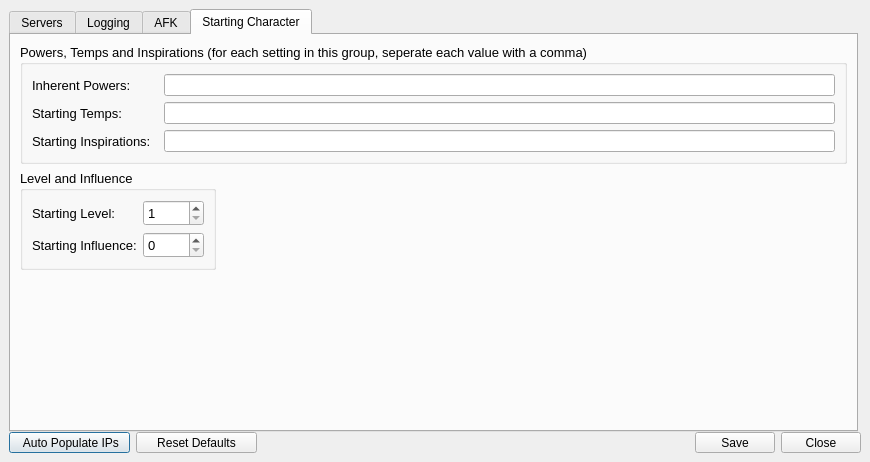
Old version of the form Projects/CoX/Utilities/SEGSAdmin/SettingsDialog.ui in the repository Segs/Segs.
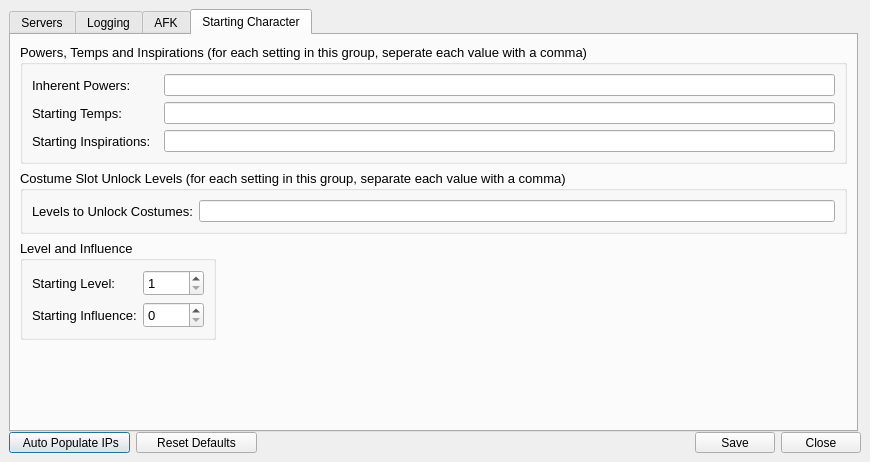
New version of the form. The open tabs and pages were chosen to show the change. Icons and pictures are not drawn.

Commit message: Move costumes to serialized blob instead of table

```diff
--- a/Projects/CoX/Utilities/SEGSAdmin/SettingsDialog.ui
+++ b/Projects/CoX/Utilities/SEGSAdmin/SettingsDialog.ui
@@ -1067,7 +1067,20 @@
      <string>Starting Character</string>
     </attribute>
     <layout class="QGridLayout" name="gridLayout_13">
-     <item row="0" column="0" colspan="2">
+     <item row="3" column="0">
+      <spacer name="verticalSpacer_2">
+       <property name="orientation">
+        <enum>Qt::Vertical</enum>
+       </property>
+       <property name="sizeHint" stdset="0">
+        <size>
+         <width>20</width>
+         <height>131</height>
+        </size>
+       </property>
+      </spacer>
+     </item>
+     <item row="0" column="0" colspan="3">
       <widget class="QGroupBox" name="groupBox_5">
        <property name="font">
         <font>
@@ -1195,7 +1208,7 @@
        </layout>
       </widget>
      </item>
-     <item row="1" column="0">
+     <item row="2" column="0">
       <widget class="QGroupBox" name="groupBox_6">
        <property name="font">
         <font>
@@ -1206,7 +1219,7 @@
         <string>Level and Influence</string>
        </property>
        <layout class="QGridLayout" name="gridLayout_12">
-        <item row="0" column="0">
+        <item row="2" column="0">
          <layout class="QHBoxLayout" name="horizontalLayout_8">
           <item>
            <widget class="QLabel" name="starting_level_label">
@@ -1244,7 +1257,7 @@
           </item>
          </layout>
         </item>
-        <item row="1" column="0">
+        <item row="3" column="0">
          <layout class="QHBoxLayout" name="horizontalLayout_9">
           <item>
            <widget class="QLabel" name="starting_inf_label">
@@ -1285,7 +1298,7 @@
        </layout>
       </widget>
      </item>
-     <item row="1" column="1">
+     <item row="2" column="1">
       <spacer name="horizontalSpacer_3">
        <property name="orientation">
         <enum>Qt::Horizontal</enum>
@@ -1298,18 +1311,57 @@
        </property>
       </spacer>
      </item>
-     <item row="2" column="0">
-      <spacer name="verticalSpacer_2">
-       <property name="orientation">
-        <enum>Qt::Vertical</enum>
+     <item row="1" column="0" colspan="3">
+      <widget class="QGroupBox" name="groupBox_7">
+       <property name="font">
+        <font>
+         <pointsize>10</pointsize>
+        </font>
        </property>
-       <property name="sizeHint" stdset="0">
-        <size>
-         <width>20</width>
-         <height>131</height>
-        </size>
+       <property name="title">
+        <string>Costume Slot Unlock Levels (for each setting in this group, separate each value with a comma)</string>
        </property>
-      </spacer>
+       <layout class="QGridLayout" name="gridLayout_14">
+        <item row="0" column="0">
+         <layout class="QHBoxLayout" name="horizontalLayout_10">
+          <item>
+           <widget class="QLabel" name="costume_slot_unlocks_label">
+            <property name="font">
+             <font>
+              <pointsize>10</pointsize>
+             </font>
+            </property>
+            <property name="text">
+             <string>Levels to Unlock Costumes:</string>
+            </property>
+           </widget>
+          </item>
+          <item>
+           <widget class="QLineEdit" name="costume_slot_unlocks_edit">
+            <property name="minimumSize">
+             <size>
+              <width>625</width>
+              <height>22</height>
+             </size>
+            </property>
+            <property name="maximumSize">
+             <size>
+              <width>671</width>
+              <height>22</height>
+             </size>
+            </property>
+            <property name="baseSize">
+             <size>
+              <width>160</width>
+              <height>22</height>
+             </size>
+            </property>
+           </widget>
+          </item>
+         </layout>
+        </item>
+       </layout>
+      </widget>
      </item>
     </layout>
    </widget>
```
Left out of the diff: 2 changed lines with no effect on the pictures. The commit also changes 23 other files.
